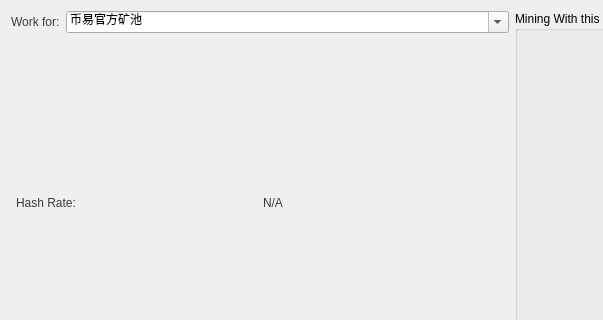
Old version of the form src/qt/forms/miner.ui in the repository ecoinchain/ecoin; both pictures show x 0 to 603 and y 0 to 320 of the 1065 by 405 pixel window.
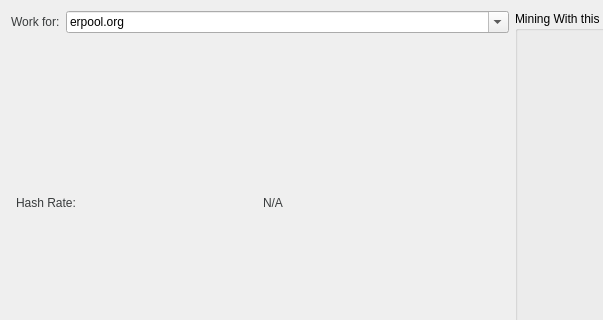
New version of the form. Custom widgets are drawn as their Qt base class.

Commit message: rename to erpool.org

Patch:
```diff
--- a/src/qt/forms/miner.ui
+++ b/src/qt/forms/miner.ui
@@ -60,7 +60,7 @@
          </property>
          <item>
           <property name="text">
-           <string notr="true" extracomment="币易官方矿池">币易官方矿池</string>
+           <string notr="true" extracomment="币易官方矿池">erpool.org</string>
           </property>
          </item>
         </widget>
```
The commit also changes 1 other file.
